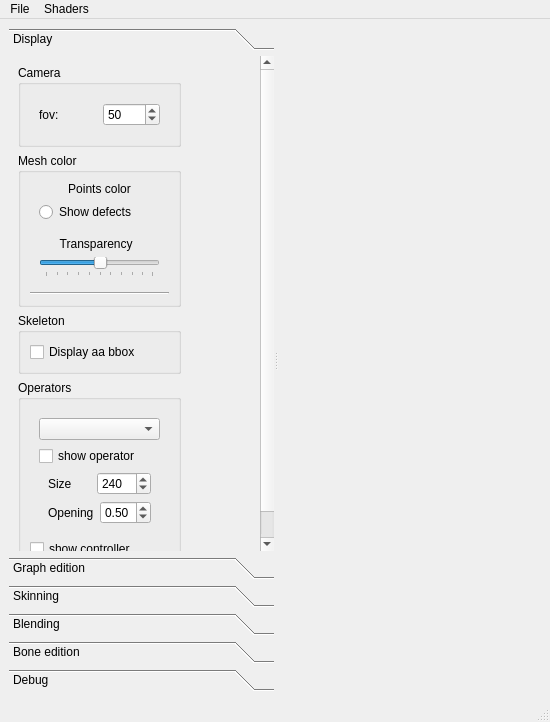
Before: the Qt Designer form include/qt_gui/SKIN/main_window_skin.ui in zewt/maya-implicit-skinning, drawn with Qt 5.
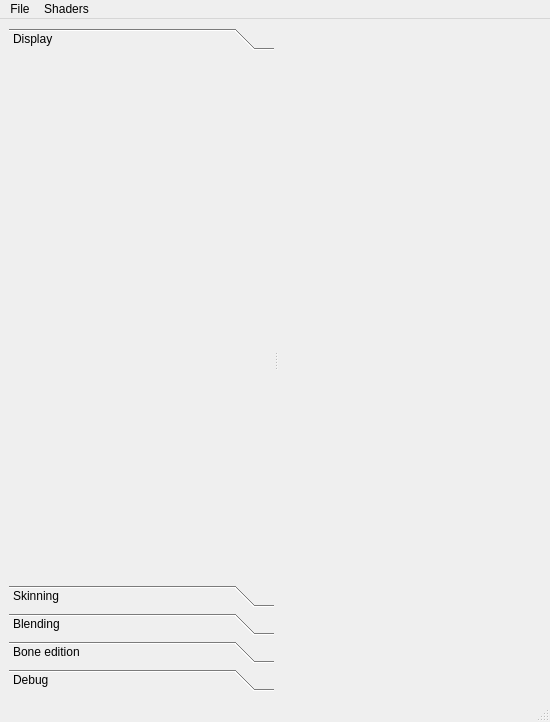
After: the same form once the commit is applied.

```diff
--- a/include/qt_gui/SKIN/main_window_skin.ui
+++ b/include/qt_gui/SKIN/main_window_skin.ui
@@ -60,406 +60,12 @@
           <x>0</x>
           <y>0</y>
           <width>249</width>
-          <height>1133</height>
+          <height>100</height>
          </rect>
         </property>
         <attribute name="label">
          <string>Display</string>
         </attribute>
-        <layout class="QHBoxLayout" name="horizontalLayout">
-         <item>
-          <layout class="QVBoxLayout" name="vert_layout_display_tool_box">
-           <item>
-            <widget class="QGroupBox" name="box_camera">
-             <property name="title">
-              <string>Camera</string>
-             </property>
-             <layout class="QVBoxLayout" name="verticalLayout_7">
-              <item>
-               <layout class="QVBoxLayout" name="verticalLayout_2">
-                <item>
-                 <widget class="QWidget" name="widget_15" native="true">
-                  <layout class="QVBoxLayout" name="verticalLayout_5">
-                   <property name="leftMargin">
-                    <number>0</number>
-                   </property>
-                   <property name="rightMargin">
-                    <number>0</number>
-                   </property>
-                   <item>
-                    <widget class="QWidget" name="widget_26" native="true">
-                     <layout class="QHBoxLayout" name="horizontalLayout_32">
-                      <property name="spacing">
-                       <number>6</number>
-                      </property>
-                      <property name="topMargin">
-                       <number>0</number>
-                      </property>
-                      <property name="bottomMargin">
-                       <number>0</number>
-                      </property>
-                      <item>
-                       <widget class="QLabel" name="lbl_camera_aperture">
-                        <property name="text">
-                         <string>fov: </string>
-                        </property>
-                       </widget>
-                      </item>
-                      <item>
-                       <widget class="QSpinBox" name="spinB_aperture">
-                        <property name="minimum">
-                         <number>5</number>
-                        </property>
-                        <property name="maximum">
-                         <number>170</number>
-                        </property>
-                        <property name="singleStep">
-                         <number>5</number>
-                        </property>
-                        <property name="value">
-                         <number>50</number>
-                        </property>
-                       </widget>
-                      </item>
-                     </layout>
-                    </widget>
-                   </item>
-                  </layout>
-                 </widget>
-                </item>
-               </layout>
-              </item>
-             </layout>
-            </widget>
-           </item>
-           <item>
-            <widget class="QGroupBox" name="box_mesh_color">
-             <property name="title">
-              <string>Mesh color</string>
-             </property>
-             <layout class="QVBoxLayout" name="verticalLayout_36">
-              <item>
-               <widget class="QLabel" name="lbl_points_color">
-                <property name="text">
-                 <string>Points color</string>
-                </property>
-                <property name="alignment">
-                 <set>Qt::AlignCenter</set>
-                </property>
-               </widget>
-              </item>
-              <item>
-               <widget class="QWidget" name="widget_6" native="true">
-                <layout class="QVBoxLayout" name="verticalLayout_25">
-                 <property name="topMargin">
-                  <number>0</number>
-                 </property>
-                 <property name="bottomMargin">
-                  <number>0</number>
-                 </property>
-                 <item>
-                  <widget class="QRadioButton" name="button_defects_point_cl">
-                   <property name="toolTip">
-                    <string>Mesh defects are colored such as side and non-manifold vertices</string>
-                   </property>
-                   <property name="text">
-                    <string>Show defects</string>
-                   </property>
-                  </widget>
-                 </item>
-                </layout>
-               </widget>
-              </item>
-              <item>
-               <widget class="QWidget" name="widget" native="true">
-                <layout class="QVBoxLayout" name="verticalLayout_21">
-                 <item>
-                  <widget class="QLabel" name="label">
-                   <property name="text">
-                    <string>Transparency  </string>
-                   </property>
-                   <property name="alignment">
-                    <set>Qt::AlignCenter</set>
-                   </property>
-                  </widget>
-                 </item>
-                 <item>
-                  <widget class="QSlider" name="horizontalSlider">
-                   <property name="value">
-                    <number>50</number>
-                   </property>
-                   <property name="orientation">
-                    <enum>Qt::Horizontal</enum>
-                   </property>
-                   <property name="tickPosition">
-                    <enum>QSlider::TicksBelow</enum>
-                   </property>
-                   <property name="tickInterval">
-                    <number>10</number>
-                   </property>
-                  </widget>
-                 </item>
-                </layout>
-               </widget>
-              </item>
-              <item>
-               <widget class="Line" name="line">
-                <property name="orientation">
-                 <enum>Qt::Horizontal</enum>
-                </property>
-               </widget>
-              </item>
-             </layout>
-            </widget>
-           </item>
-           <item>
-            <widget class="QGroupBox" name="box_skeleton">
-             <property name="title">
-              <string>Skeleton</string>
-             </property>
-             <layout class="QVBoxLayout" name="verticalLayout_12">
-              <item>
-               <widget class="QCheckBox" name="checkB_aa_bbox">
-                <property name="text">
-                 <string>Display aa bbox</string>
-                </property>
-               </widget>
-              </item>
-             </layout>
-            </widget>
-           </item>
-           <item>
-            <widget class="QGroupBox" name="grpBox_operators">
-             <property name="title">
-              <string>Operators</string>
-             </property>
-             <property name="flat">
-              <bool>false</bool>
-             </property>
-             <property name="checkable">
-              <bool>false</bool>
-             </property>
-             <layout class="QVBoxLayout" name="verticalLayout_13">
-              <property name="sizeConstraint">
-               <enum>QLayout::SetDefaultConstraint</enum>
-              </property>
-              <item>
-               <widget class="QWidget" name="widget_12" native="true">
-                <layout class="QVBoxLayout" name="verticalLayout_32">
-                 <item>
-                  <widget class="QComboBox" name="comboB_operators"/>
-                 </item>
-                 <item>
-                  <widget class="QCheckBox" name="display_operator">
-                   <property name="text">
-                    <string>show operator</string>
-                   </property>
-                   <property name="checked">
-                    <bool>false</bool>
-                   </property>
-                  </widget>
-                 </item>
-                 <item>
-                  <widget class="QWidget" name="widget_13" native="true">
-                   <layout class="QHBoxLayout" name="horizontalLayout_20">
-                    <property name="topMargin">
-                     <number>0</number>
-                    </property>
-                    <property name="bottomMargin">
-                     <number>0</number>
-                    </property>
-                    <item>
-                     <widget class="QLabel" name="lbl_size_operator">
-                      <property name="text">
-                       <string>Size</string>
-                      </property>
-                     </widget>
-                    </item>
-                    <item>
-                     <widget class="QSpinBox" name="spinBox">
-                      <property name="minimum">
-                       <number>16</number>
-                      </property>
-                      <property name="maximum">
-                       <number>1024</number>
-                      </property>
-                      <property name="singleStep">
-                       <number>30</number>
-                      </property>
-                      <property name="value">
-                       <number>240</number>
-                      </property>
-                     </widget>
-                    </item>
-                   </layout>
-                  </widget>
-                 </item>
-                 <item>
-                  <widget class="QWidget" name="widget_11" native="true">
-                   <layout class="QHBoxLayout" name="horizontalLayout_19">
-                    <property name="topMargin">
-                     <number>0</number>
-                    </property>
-                    <property name="bottomMargin">
-                     <number>0</number>
-                    </property>
-                    <item>
-                     <widget class="QLabel" name="lbl_opening_angle">
-                      <property name="text">
-                       <string>Opening</string>
-                      </property>
-                     </widget>
-                    </item>
-                    <item>
-                     <widget class="QDoubleSpinBox" name="dSpinB_opening_value">
-                      <property name="decimals">
-                       <number>2</number>
-                      </property>
-                      <property name="maximum">
-                       <double>1.000000000000000</double>
-                      </property>
-                      <property name="singleStep">
-                       <double>0.050000000000000</double>
-                      </property>
-                      <property name="value">
-                       <double>0.500000000000000</double>
-                      </property>
-                     </widget>
-                    </item>
-                   </layout>
-                  </widget>
-                 </item>
-                </layout>
-               </widget>
-              </item>
-              <item>
-               <widget class="QCheckBox" name="display_controller">
-                <property name="text">
-                 <string>show controller</string>
-                </property>
-                <property name="checked">
-                 <bool>false</bool>
-                </property>
-               </widget>
-              </item>
-             </layout>
-            </widget>
-           </item>
-           <item>
-            <spacer name="verticalSpacer_2">
-             <property name="orientation">
-              <enum>Qt::Vertical</enum>
-             </property>
-             <property name="sizeHint" stdset="0">
-              <size>
-               <width>20</width>
-               <height>40</height>
-              </size>
-             </property>
-            </spacer>
-           </item>
-          </layout>
-         </item>
-         <item>
-          <spacer name="horizontal_spacer_2">
-           <property name="orientation">
-            <enum>Qt::Horizontal</enum>
-           </property>
-           <property name="sizeHint" stdset="0">
-            <size>
-             <width>13</width>
-             <height>20</height>
-            </size>
-           </property>
-          </spacer>
-         </item>
-        </layout>
-       </widget>
-       <widget class="QWidget" name="graph_edition">
-        <property name="geometry">
-         <rect>
-          <x>0</x>
-          <y>0</y>
-          <width>128</width>
-          <height>116</height>
-         </rect>
-        </property>
-        <attribute name="label">
-         <string>Graph edition</string>
-        </attribute>
-        <layout class="QHBoxLayout" name="horizontalLayout_8">
-         <property name="spacing">
-          <number>0</number>
-         </property>
-         <property name="leftMargin">
-          <number>0</number>
-         </property>
-         <property name="rightMargin">
-          <number>0</number>
-         </property>
-         <item>
-          <layout class="QVBoxLayout" name="vert_layout_graph_edit">
-           <property name="spacing">
-            <number>0</number>
-           </property>
-           <item>
-            <widget class="QGroupBox" name="groupBox_2">
-             <property name="title">
-              <string>Tools</string>
-             </property>
-             <layout class="QVBoxLayout" name="verticalLayout_19">
-              <item>
-               <widget class="QPushButton" name="pushB_attached_skeleton">
-                <property name="toolTip">
-                 <string>&lt;html&gt;&lt;head/&gt;&lt;body&gt;&lt;p&gt;Bind the skeleton to the mesh.&lt;/p&gt;&lt;p&gt;The skeleton edition mode is left&lt;/p&gt;&lt;p&gt;to go to animation mode.&lt;/p&gt;&lt;p&gt;You can edit skinning weights (diffuse them/paint)&lt;/p&gt;&lt;p&gt;or edit the skeleton by pressing j to move a joint.&lt;/p&gt;&lt;p&gt;&lt;br/&gt;&lt;/p&gt;&lt;/body&gt;&lt;/html&gt;</string>
-                </property>
-                <property name="text">
-                 <string>Bind skeleton</string>
-                </property>
-               </widget>
-              </item>
-              <item>
-               <widget class="QPushButton" name="center_graph_node">
-                <property name="toolTip">
-                 <string>Try to center the selected node inside the mesh</string>
-                </property>
-                <property name="text">
-                 <string>center</string>
-                </property>
-               </widget>
-              </item>
-             </layout>
-            </widget>
-           </item>
-           <item>
-            <spacer name="verticalSpacer_4">
-             <property name="orientation">
-              <enum>Qt::Vertical</enum>
-             </property>
-             <property name="sizeHint" stdset="0">
-              <size>
-               <width>20</width>
-               <height>40</height>
-              </size>
-             </property>
-            </spacer>
-           </item>
-          </layout>
-         </item>
-         <item>
-          <spacer name="horizontalSpacer_4">
-           <property name="orientation">
-            <enum>Qt::Horizontal</enum>
-           </property>
-           <property name="sizeHint" stdset="0">
-            <size>
-             <width>101</width>
-             <height>20</height>
-            </size>
-           </property>
-          </spacer>
-         </item>
-        </layout>
        </widget>
        <widget class="QWidget" name="Animation_settings">
         <property name="geometry">
```
Left out of the diff: 558 changed lines with no effect on the pictures.
